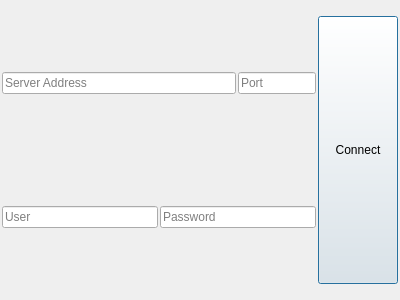
Before: the Qt Designer form login.ui in ExtraSpadeTheA/TinyFiles, drawn with Qt 5.
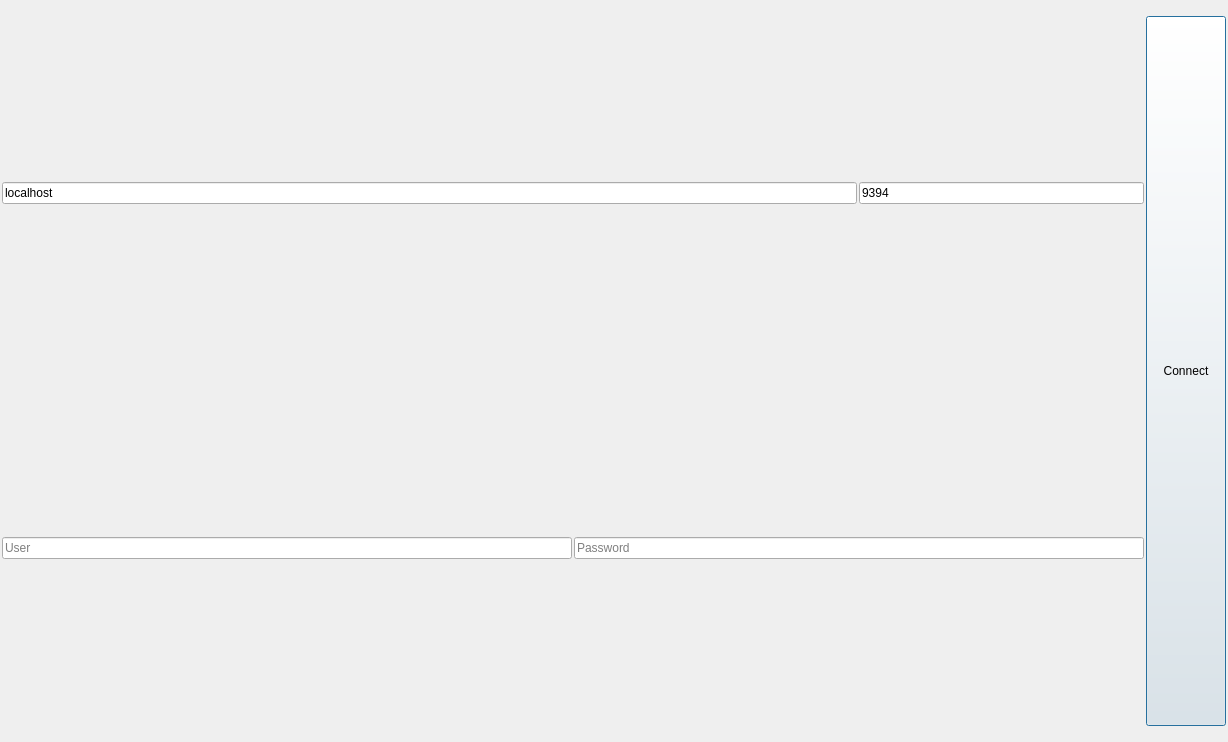
After: the same form once the commit is applied. Icons and pictures are not drawn.

The edit to the form file:
```diff
--- a/login.ui
+++ b/login.ui
@@ -6,8 +6,8 @@
    <rect>
     <x>0</x>
     <y>0</y>
-    <width>400</width>
-    <height>300</height>
+    <width>1228</width>
+    <height>742</height>
    </rect>
   </property>
   <property name="windowTitle">
@@ -105,6 +105,9 @@
             </property>
             <item>
              <widget class="QLineEdit" name="server_addr">
+              <property name="text">
+               <string>localhost</string>
+              </property>
               <property name="placeholderText">
                <string>Server Address</string>
               </property>
@@ -112,6 +115,9 @@
             </item>
             <item>
              <widget class="QLineEdit" name="server_port">
+              <property name="text">
+               <string>9394</string>
+              </property>
               <property name="placeholderText">
                <string>Port</string>
               </property>
```
